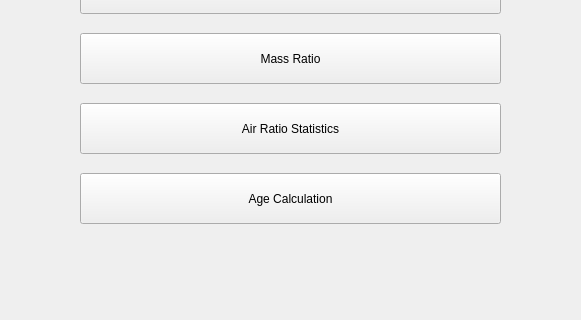
The window that UI/HomePage.ui (AndrewLiu0725/pyADR) describes before a commit, drawn with Qt 5; both pictures show x 130 to 711 and y 376 to 696 of the 800 by 696 pixel window.
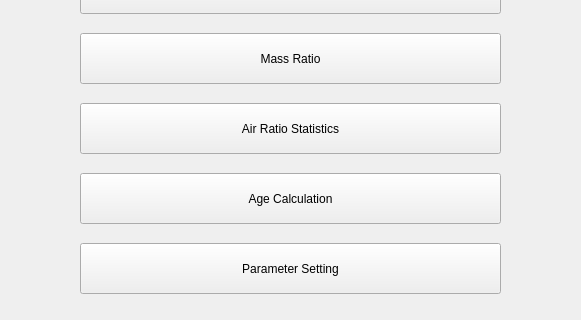
The same window after the commit.

Commit message: add parameter setting button on the home page and modify the parameter setting table

Patch:
```diff
--- a/UI/HomePage.ui
+++ b/UI/HomePage.ui
@@ -143,6 +143,28 @@
      <string>Age Calculation</string>
     </property>
    </widget>
+   <widget class="QPushButton" name="PS_button">
+    <property name="geometry">
+     <rect>
+      <x>210</x>
+      <y>600</y>
+      <width>421</width>
+      <height>51</height>
+     </rect>
+    </property>
+    <property name="toolTip">
+     <string>&lt;html&gt;&lt;head/&gt;&lt;body&gt;&lt;p&gt;&lt;br/&gt;&lt;/p&gt;&lt;/body&gt;&lt;/html&gt;</string>
+    </property>
+    <property name="whatsThis">
+     <string>&lt;html&gt;&lt;head/&gt;&lt;body&gt;&lt;p&gt;what is this&lt;/p&gt;&lt;/body&gt;&lt;/html&gt;</string>
+    </property>
+    <property name="styleSheet">
+     <string notr="true">font: 20pt &quot;.AppleSystemUIFont&quot;;</string>
+    </property>
+    <property name="text">
+     <string>Parameter Setting</string>
+    </property>
+   </widget>
   </widget>
   <widget class="QMenuBar" name="menubar">
    <property name="geometry">
```
The commit also changes 19 other files.
